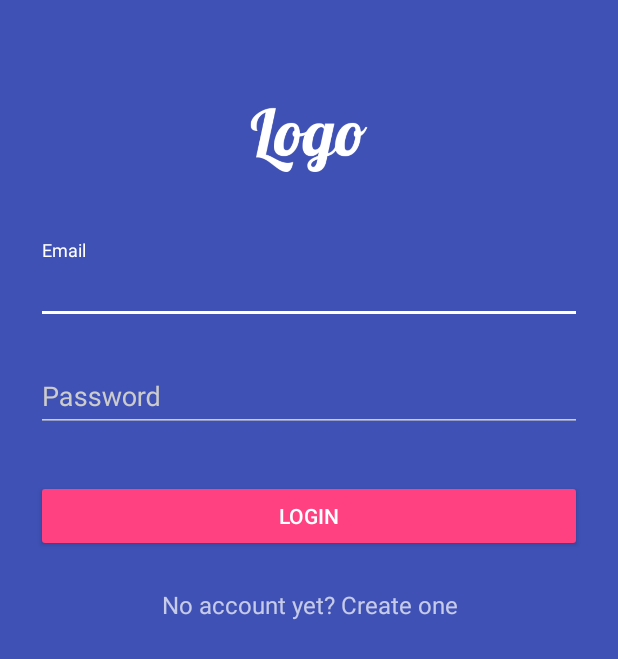
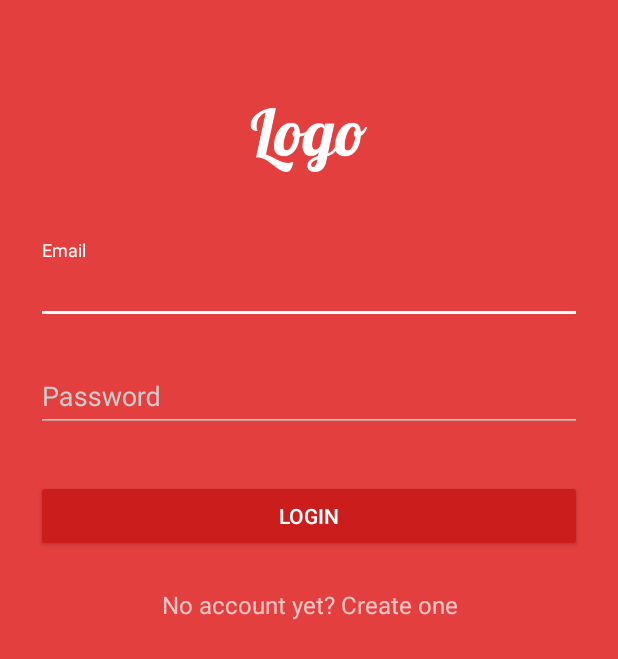
Before and after one commit to gitzain/template-android, an Android app: the screen it shows after launch (LoginActivity), on a phone screen of 412 x 824 dp. Shown: the top 659 px of the screen. Run offline under Robolectric (Android 15) with nearby library versions, the phone set to English and light mode, and no system bars; our stand-ins replace ButterKnife.

Commit message:
Update color scheme

```diff
--- a/app/src/main/res/values/colors.xml
+++ b/app/src/main/res/values/colors.xml
@@ -1,11 +1,12 @@
 <?xml version="1.0" encoding="utf-8"?>
 <resources>
-    <color name="splash_color">#3F51B5</color>
+    <color name="splash_color">#E43F3F</color>
+    <color name="primary">#E43F3F</color>
+    <color name="primary_dark">#E12929</color>
+    <color name="primary_darker">#CC1D1D</color>
+    <color name="accent">#CC1D1D</color>
 
-    <color name="primary">#3F51B5</color>
-    <color name="primary_dark">#303F9F</color>
-    <color name="primary_light">#C5CAE9</color>
-    <color name="accent">#FF4081</color>
+
     <color name="primary_text">#212121</color>
     <color name="secondary_text">#757575</color>
     <color name="icons">#FFFFFF</color>
```
